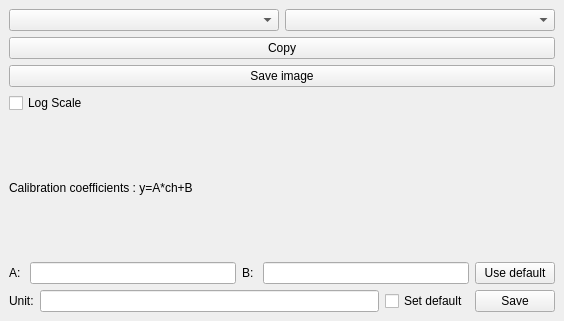
Before: the Qt Designer form qgisSpectre_dockwidget_base.ui in sickel/qgisSpectre, drawn with Qt 5.
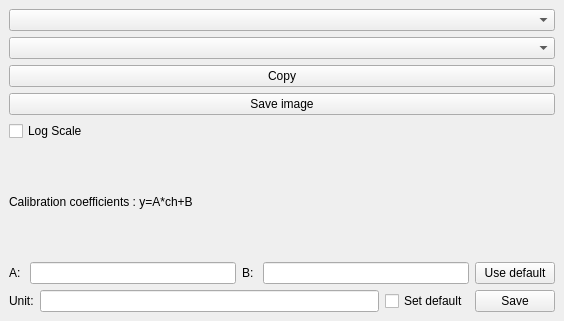
After: the same form once the commit is applied. Custom widgets are drawn as their Qt base class.

Commit message: Updates on user interface

The edit to the form file:
```diff
--- a/qgisSpectre_dockwidget_base.ui
+++ b/qgisSpectre_dockwidget_base.ui
@@ -21,21 +21,19 @@
     </sizepolicy>
    </property>
    <layout class="QGridLayout" name="gridLayout">
-    <item row="1" column="0">
-     <layout class="QHBoxLayout" name="horizontalLayout">
-      <item>
-       <widget class="QgsMapLayerComboBox" name="qgLayer"/>
-      </item>
-      <item>
-       <widget class="QgsFieldComboBox" name="qgField"/>
-      </item>
-     </layout>
-    </item>
     <item row="2" column="0">
-     <layout class="QHBoxLayout" name="hlMain">
-      <item>
+     <layout class="QHBoxLayout" name="hlMain" stretch="5,1">
+     
+         <item>
        <layout class="QVBoxLayout" name="verticalLayout">
-        <item>
+         <item>
+       <widget class="QgsMapLayerComboBox" name="qgLayer"/>
+      </item>
+      <item>
+       <widget class="QgsFieldComboBox" name="qgField"/>
+      </item>
+     
+           <item>
          <widget class="QPushButton" name="pBCopy">
           <property name="text">
            <string>Copy</string>
```
The commit also changes 2 other files.
